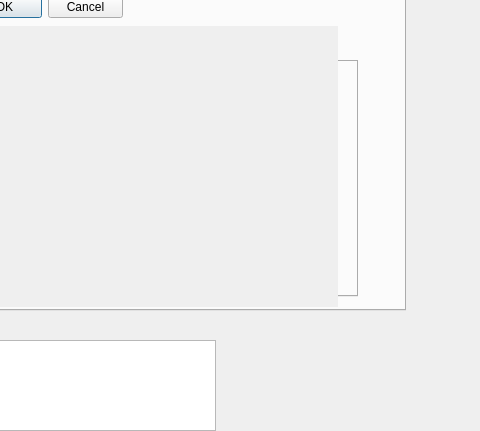
First picture: the form in standa_pyrpl_gui.ui, repository treeTUkl/pyrpl_user_dir, before the edit; both pictures show x 305 to 785 and y 210 to 641 of the 785 by 738 pixel window.
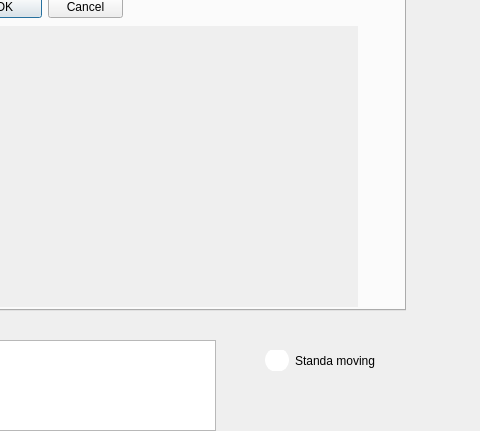
Second picture: the form after the edit. The open tabs and pages were chosen to show the change.

```diff
--- a/standa_pyrpl_gui.ui
+++ b/standa_pyrpl_gui.ui
@@ -789,9 +789,9 @@
      <widget class="QWidget" name="Standa_live_control_widget" native="true">
       <property name="geometry">
        <rect>
-        <x>70</x>
+        <x>50</x>
         <y>170</y>
-        <width>531</width>
+        <width>571</width>
         <height>281</height>
        </rect>
       </property>
@@ -1375,6 +1375,44 @@
      </rect>
     </property>
    </widget>
+   <widget class="QRadioButton" name="radioButton">
+    <property name="geometry">
+     <rect>
+      <x>570</x>
+      <y>560</y>
+      <width>111</width>
+      <height>21</height>
+     </rect>
+    </property>
+    <property name="styleSheet">
+     <string notr="true">QRadioButton {}
+
+QRadioButton::indicator {
+    width:                 20px;
+    height:                 20px;
+    border-radius:         12px;
+}
+
+QRadioButton::indicator:checked {
+    background-color:       green;
+    border:                 2px solid white;
+}
+
+QRadioButton::indicator:unchecked {
+    background-color:      white;
+    border:                 2px solid white;
+}</string>
+    </property>
+    <property name="text">
+     <string>Standa moving</string>
+    </property>
+    <property name="checkable">
+     <bool>false</bool>
+    </property>
+    <property name="checked">
+     <bool>false</bool>
+    </property>
+   </widget>
   </widget>
   <widget class="QStatusBar" name="statusbar"/>
   <action name="actionFile">
```
Left out of the diff: 18 changed lines with no effect on the pictures.
